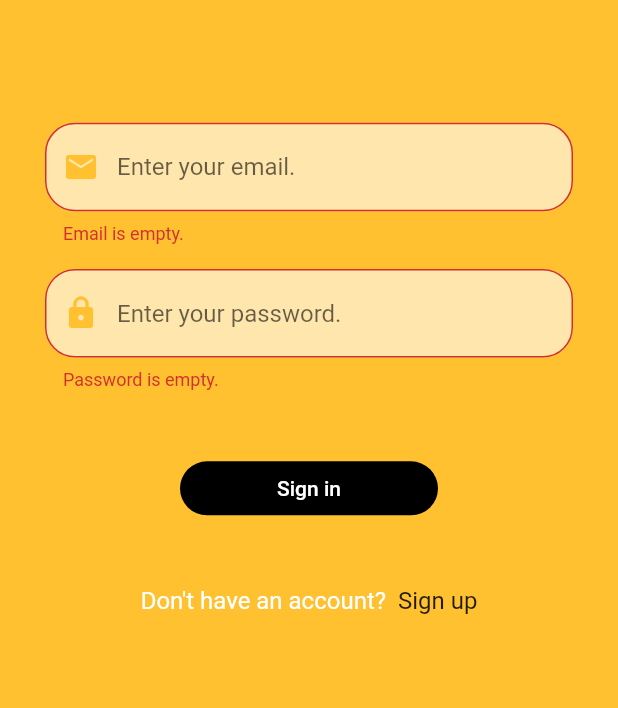
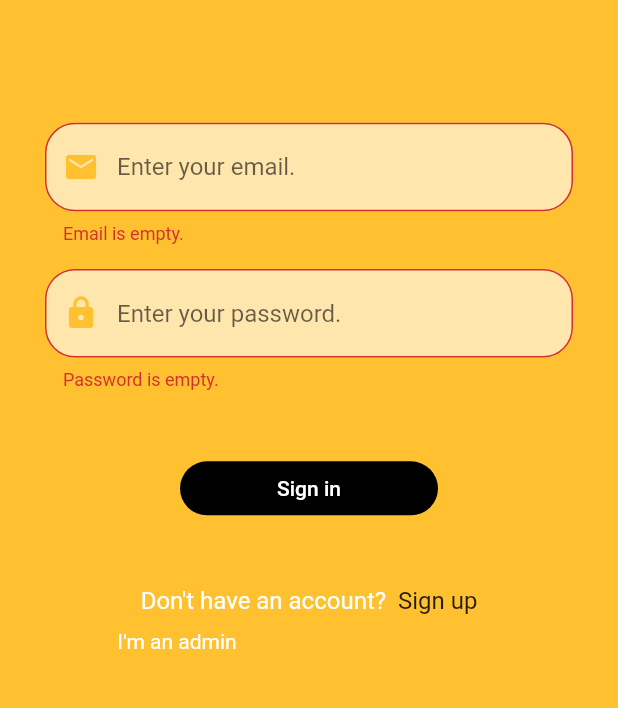
Before and after one commit to AhmedMostafaElbasha/Buy-it-App-, a Flutter app: the screen it shows after launch, after a tap on "Sign in", on a phone screen of 412 x 824 dp, the part 323-1031 px from its top. Run offline on Flutter 3.47's test engine with Material 2 defaults, Android fonts, the phone set to English and light mode, and no system bars; our stand-ins replace firebase_auth, modal_progress_hud; accounts and stored records are empty.

Commit message:
Added the ability to switch between user and admin

```diff
--- a/buyit_app/lib/main.dart
+++ b/buyit_app/lib/main.dart
@@ -1,4 +1,6 @@
+import 'package:buyit_app/providers/admin_mode.dart';
 import 'package:buyit_app/providers/model_hud.dart';
+import 'package:buyit_app/screens/admin_home_screen.dart';
 import 'package:flutter/material.dart';
 import 'package:provider/provider.dart';
 
@@ -11,14 +13,22 @@ void main() => runApp(MyApp());
 class MyApp extends StatelessWidget {
   @override
   Widget build(BuildContext context) {
-    return ChangeNotifierProvider<ModelHud>(
-      create: (context) => ModelHud(),
+    return MultiProvider(
+      providers: [
+        ChangeNotifierProvider<ModelHud>(
+          create: (context) => ModelHud(),
+        ),
+        ChangeNotifierProvider<AdminMode>(
+          create: (context) => AdminMode(),
+        ),
+      ],
       child: MaterialApp(
         initialRoute: LoginScreen.routeName,
         routes: {
           LoginScreen.routeName: (context) => LoginScreen(),
           SignupScreen.routeName: (context) => SignupScreen(),
           HomeScreen.routeName: (context) => HomeScreen(),
+          AdminHomeScreen.routeName: (context) => AdminHomeScreen(),
         },
       ),
     );
--- /dev/null
+++ b/buyit_app/lib/providers/admin_mode.dart
@@ -0,0 +1,10 @@
+import 'package:flutter/material.dart';
+
+class AdminMode extends ChangeNotifier {
+  bool isAdmin = false;
+
+  void changeIsAdmin(bool value) {
+    isAdmin = value;
+    notifyListeners();
+  }
+}
--- /dev/null
+++ b/buyit_app/lib/screens/admin_home_screen.dart
@@ -0,0 +1,13 @@
+import 'package:buyit_app/constants.dart';
+import 'package:flutter/material.dart';
+
+class AdminHomeScreen extends StatelessWidget {
+  static const routeName = '/AdminHomeScreen';
+
+  @override
+  Widget build(BuildContext context) {
+    return Scaffold(
+      backgroundColor: kMainColor,
+    );
+  }
+}
--- a/buyit_app/lib/screens/login_screen.dart
+++ b/buyit_app/lib/screens/login_screen.dart
@@ -1,4 +1,6 @@
+import 'package:buyit_app/providers/admin_mode.dart';
 import 'package:buyit_app/providers/model_hud.dart';
+import 'package:buyit_app/screens/admin_home_screen.dart';
 import 'package:buyit_app/screens/home_screen.dart';
 import 'package:flutter/material.dart';
 import 'package:modal_progress_hud/modal_progress_hud.dart';
@@ -15,6 +17,9 @@ class LoginScreen extends StatelessWidget {
   final GlobalKey<FormState> _globalKey = GlobalKey<FormState>();
   String _email, _password;
   final _auth = Auth();
+  bool isAdmin = false;
+  final _adminPassword = 'Admin1234*';
+  final _adminEmail = 'buyit.admin1@gmail.com';
 
   @override
   Widget build(BuildContext context) {
@@ -58,28 +63,7 @@ class LoginScreen extends StatelessWidget {
                     shape: RoundedRectangleBorder(
                         borderRadius: BorderRadius.circular(20)),
                     onPressed: () async {
-                      final modelHud = Provider.of<ModelHud>(context, listen: false);
-                      modelHud.changeIsLoading(true);
-
-                      if (_globalKey.currentState.validate()) {
-                        // Do Something
-                        try {
-                          _globalKey.currentState.save();
-                          final result = await _auth.signIn(
-                              email: _email, password: _password);
-                          modelHud.changeIsLoading(false);
-                          Navigator.of(context).pushNamed(HomeScreen.routeName);
-                        } catch (e) {
-                          modelHud.changeIsLoading(false);
-                          Scaffold.of(context).showSnackBar(
-                            SnackBar(
-                              content: Text(e.message),
-                            ),
-                          );
-                        }
-                      }
-
-                      modelHud.changeIsLoading(false);
+                      _validate(context);
                     },
                     color: Colors.black,
                     child: Text(
@@ -117,10 +101,104 @@ class LoginScreen extends StatelessWidget {
                   ),
                 ],
               ),
+              Padding(
+                padding: EdgeInsets.symmetric(horizontal: 30, vertical: 10),
+                child: Center(
+                  child: Row(
+                    children: <Widget>[
+                      Expanded(
+                        child: GestureDetector(
+                          onTap: () {
+                            Provider.of<AdminMode>(context, listen: false)
+                                .changeIsAdmin(true);
+                          },
+                          child: Text(
+                            'I\'m an admin',
+                            textAlign: TextAlign.center,
+                            style: TextStyle(
+                              color: Provider.of<AdminMode>(context).isAdmin
+                                  ? kMainColor
+                                  : Colors.white,
+                            ),
+                          ),
+                        ),
+                      ),
+                      Expanded(
+                        child: GestureDetector(
+                          onTap: () {
+                            Provider.of<AdminMode>(context, listen: false)
+                                .changeIsAdmin(false);
+                          },
+                          child: Text(
+                            'I\'m a user',
+                            textAlign: TextAlign.center,
+                            style: TextStyle(
+                              color: Provider.of<AdminMode>(context).isAdmin
+                                  ? Colors.white
+                                  : kMainColor,
+                            ),
+                          ),
+                        ),
+                      ),
+                    ],
+                  ),
+                ),
+              ),
             ],
           ),
         ),
       ),
     );
   }
+
+  void _validate(BuildContext context) async {
+    final modelHud = Provider.of<ModelHud>(context, listen: false);
+    final adminMode = Provider.of<AdminMode>(context, listen: false);
+
+    modelHud.changeIsLoading(true);
+
+    if (_globalKey.currentState.validate()) {
+      _globalKey.currentState.save();
+
+      if (adminMode.isAdmin) {
+        if (_password == _adminPassword) {
+          try {
+            await _auth.signIn(email: _email, password: _password);
+            modelHud.changeIsLoading(false);
+            Navigator.of(context).pushNamed(AdminHomeScreen.routeName);
+          } catch (e) {
+            modelHud.changeIsLoading(false);
+            Scaffold.of(context).showSnackBar(
+              SnackBar(
+                content: Text(e.message),
+              ),
+            );
+          }
+        } else {
+          modelHud.changeIsLoading(false);
+          Scaffold.of(context).showSnackBar(
+            SnackBar(
+              content:
+                  Text('Login failed. You\'re not authorized as an admin.'),
+            ),
+          );
+        }
+      } else {
+        try {
+          await _auth.signIn(email: _email, password: _password);
+          modelHud.changeIsLoading(false);
+          Navigator.of(context).pushNamed(HomeScreen.routeName);
+        } catch (e) {
+          modelHud.changeIsLoading(false);
+          Scaffold.of(context).showSnackBar(
+            SnackBar(
+              content: Text(e.message),
+            ),
+          );
+        }
+      }
+    }
+
+    modelHud.changeIsLoading(false);
+  }
 }
```
